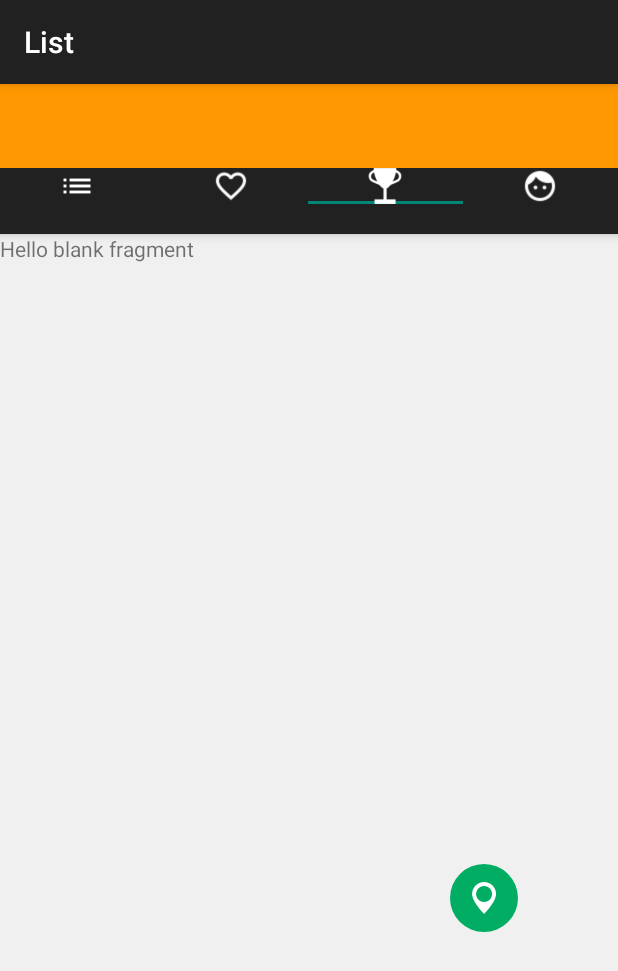
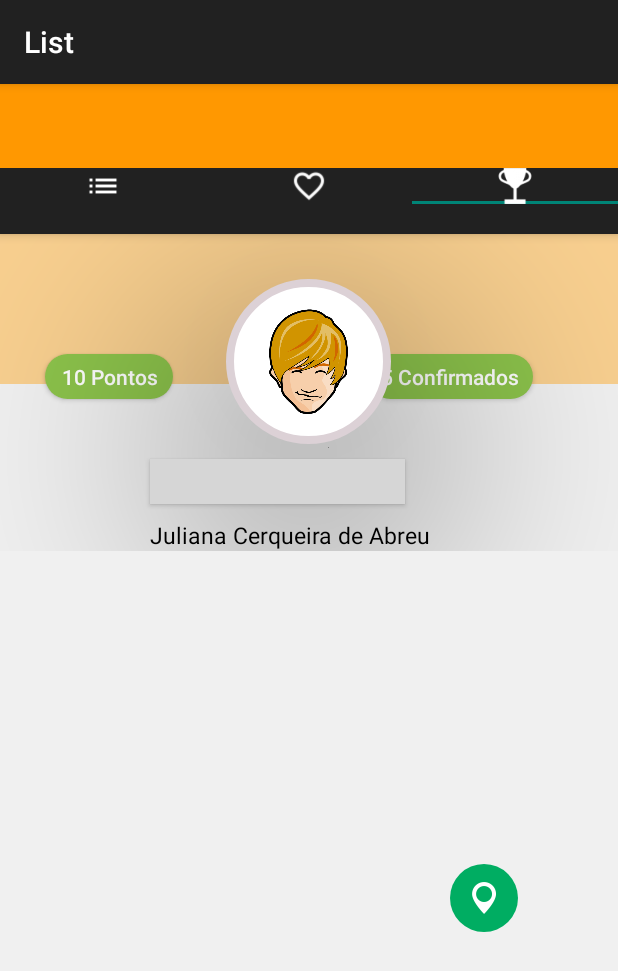
Before and after one commit to JulianaAbreu/Android-Platz, an Android app: the HomeFragment screen opened directly, with no data from a screen before it, tab 3 chosen, on a phone screen of 412 x 824 dp. Shown: the top 971 px of the screen. Run offline under Robolectric (Android 15) with nearby library versions, the light colour scheme and no system bars; our stand-ins replace CircleImageView; 3 statements that could not run were skipped; grey boxes are pictures that could not be loaded.

Commit message:
Atualizações Perfil 23-09

```diff
--- a/app/src/main/AndroidManifest.xml
+++ b/app/src/main/AndroidManifest.xml
@@ -11,6 +11,7 @@
         <uses-feature
             android:name="android.hardware.camera"
             android:required="true" />
+
 
         <activity
             android:name=".WelcomeActivity"
--- a/app/src/main/java/com/example/jaqueju/appplatz/Eventos.java
+++ b/app/src/main/java/com/example/jaqueju/appplatz/Eventos.java
@@ -3,9 +3,7 @@ package com.example.jaqueju.appplatz;
 import java.util.ArrayList;
 import java.util.List;
 
-/**
- * Created by 15153818 on 02/09/2016.
- */
+
 public class Eventos {
     String name;
     String lugar;
--- a/app/src/main/java/com/example/jaqueju/appplatz/Fragment/Curtidos.java
+++ /dev/null
@@ -1,66 +0,0 @@
-package com.example.jaqueju.appplatz.Fragment;
-
-
-import android.app.ListActivity;
-import android.content.Intent;
-import android.os.Bundle;
-import android.support.v4.app.*;
-import android.view.LayoutInflater;
-import android.view.View;
-import android.view.ViewGroup;
-import android.widget.ImageView;
-import android.widget.LinearLayout;
-import android.widget.SimpleAdapter;
-
-import com.example.jaqueju.appplatz.EventosEspecificos;
-import com.example.jaqueju.appplatz.R;
-
-import java.util.ArrayList;
-import java.util.HashMap;
-import java.util.List;
-
-/**
- * A simple {@link Fragment} subclass.
- */
-
-public class Curtidos extends android.support.v4.app.ListFragment {
-    String[] brandsNames = new String[] { "Conferência TED", "Bienal do Livro",
-            "Festival do Churros", "Culinária", "Teatro", "Show Nando Reis" };
-
-    int[] brandsImages = new int[] { R.drawable.religiao_ctg,
-            R.drawable.conference_ctg, R.drawable.teatro_ctg,
-            R.drawable.cultura_ctg, R.drawable.gastronomia_ctg, R.drawable.esporte_teste_ctg };
-
-    @Override
-    public View onCreateView(LayoutInflater inflater, ViewGroup container,
-                             Bundle savedInstanceState) {
-
-        View teste = inflater.inflate(R.layout.fragment_curtidos, container, false);
-
-        List<HashMap<String, String>> aList = new ArrayList<HashMap<String, String>>();
-
-        for (int i = 0; i < brandsNames.length; i++) {
-            HashMap<String, String> map = new HashMap<String, String>();
-            map.put("brand_names", brandsNames[i]);
-            map.put("brand_images", Integer.toString(brandsImages[i]));
-            aList.add(map);
-        }
-
-        // Keys used in Hashmap
-        String[] from = {"brand_images", "brand_names"};
-
-        // Ids of views in listview_layout
-        int[] to = { R.id.brand_image, R.id.brand_name};
-
-        // Instantiating an adapter to store each items
-        // R.layout.listview_layout defines the layout of each item
-        SimpleAdapter adapter = new SimpleAdapter(getActivity()
-                .getBaseContext(), aList, R.layout.list_single_item, from, to);
-
-        setListAdapter(adapter);
-
-
-
-        return super.onCreateView(inflater, container, savedInstanceState);
-    }
-}
--- a/app/src/main/java/com/example/jaqueju/appplatz/Fragment/HomeFragment.java
+++ b/app/src/main/java/com/example/jaqueju/appplatz/Fragment/HomeFragment.java
@@ -1,6 +1,5 @@
 package com.example.jaqueju.appplatz.Fragment;
 
-import android.content.Context;
 import android.content.Intent;
 import android.content.res.TypedArray;
 import android.graphics.Bitmap;
@@ -11,34 +10,23 @@ import android.graphics.drawable.Drawable;
 import android.os.Bundle;
 import android.support.annotation.Nullable;
 import android.support.v4.app.Fragment;
-import android.support.v7.widget.CardView;
 import android.support.v7.widget.LinearLayoutManager;
 import android.support.v7.widget.RecyclerView;
 import android.support.v7.widget.Toolbar;
-import android.util.Log;
 import android.util.TypedValue;
 import android.view.LayoutInflater;
-import android.view.Menu;
-import android.view.MenuInflater;
 import android.view.View;
 import android.view.ViewGroup;
 import android.widget.ArrayAdapter;
 import android.widget.Button;
-import android.widget.EditText;
 import android.widget.GridView;
 import android.widget.ImageView;
-import android.widget.ListView;
-import android.widget.SeekBar;
 import android.widget.TextView;
-import android.widget.Toast;
 
 import com.example.jaqueju.appplatz.CardViewModelEventos;
 import com.example.jaqueju.appplatz.EventosEspecificos;
-import com.example.jaqueju.appplatz.ImagesAdapter;
 import com.example.jaqueju.appplatz.ListaCategorias;
-import com.example.jaqueju.appplatz.LoginActivity;
 import com.example.jaqueju.appplatz.R;
-import com.example.jaqueju.appplatz.RegisterActivity;
 
 import java.util.ArrayList;
 
@@ -47,12 +35,21 @@ import java.util.ArrayList;
  */
 public class HomeFragment extends Fragment implements View.OnClickListener {
 
-    GridView gridView;
+
     String [] items;
     ArrayList<String> listItems;
     ArrayAdapter<String> adapter;
     Button btncategorias;
+GridView gridView;
 
+    String [] web = {"Esporte",
+                    "Esporte",
+                    "Esporte",
+                    "Esporte",
+                    "Esporte",
+                    "Esporte"
+
+    };
 
     ArrayList<CardViewModelEventos> listitems = new ArrayList<CardViewModelEventos>();
     RecyclerView recList;
@@ -61,12 +58,15 @@ public class HomeFragment extends Fragment implements View.OnClickListener {
     public void onCreate(@Nullable Bundle savedInstanceState) {
         super.onCreate(savedInstanceState);
         setupListItems();
+
     }
 
     @Override
     public View onCreateView(LayoutInflater inflater, ViewGroup container,
                              Bundle savedInstanceState) {
         View rootView = inflater.inflate(R.layout.fragment_cardrecycler, container, false);
+
+
 
         RecyclerView recList = (RecyclerView) rootView.findViewById(R.id.cardList);
         recList.setHasFixedSize(true);
@@ -81,6 +81,7 @@ public class HomeFragment extends Fragment implements View.OnClickListener {
 
 
 
+        /*
         final Button btnCategorias = (Button)rootView.findViewById(R.id.btnCategorias);
         btnCategorias.setOnClickListener(this);
 
@@ -98,7 +99,7 @@ public class HomeFragment extends Fragment implements View.OnClickListener {
                 //Toast.makeText(getActivity().getApplicationContext(), "Test",        Toast.LENGTH_LONG).show();
 
             }});
-
+*/
         return rootView;
     }
 
@@ -247,4 +248,6 @@ public class HomeFragment extends Fragment implements View.OnClickListener {
         final TypedArray array = getActivity().obtainStyledAttributes(typedValue.resourceId, attribute);
         return array.getColor(0, Color.MAGENTA);
     }
+
+
 }
--- a/app/src/main/java/com/example/jaqueju/appplatz/Fragment/PerfilFragment.java
+++ b/app/src/main/java/com/example/jaqueju/appplatz/Fragment/PerfilFragment.java
@@ -1,22 +1,16 @@
 package com.example.jaqueju.appplatz.Fragment;
 
 
-import android.content.Context;
 import android.content.Intent;
 import android.graphics.Bitmap;
 import android.os.Bundle;
-import android.support.design.widget.TabLayout;
 import android.support.v4.app.Fragment;
 import android.support.v4.app.FragmentTabHost;
-import android.support.v4.view.ViewPager;
-import android.support.v7.widget.Toolbar;
-import android.util.AttributeSet;
 import android.view.LayoutInflater;
 import android.view.View;
 import android.view.ViewGroup;
 import android.widget.Button;
 import android.widget.ImageView;
-import android.widget.TabHost;
 
 import com.example.jaqueju.appplatz.R;
 
@@ -38,17 +32,18 @@ public class PerfilFragment extends Fragment {
 
 
 
+
     @Override
     public View onCreateView(LayoutInflater inflater, ViewGroup container,
                              Bundle savedInstanceState) {
         View rootView =  inflater.inflate(R.layout.fragment_perfil, container, false);
 
-        mTabHost = (FragmentTabHost)rootView.findViewById(android.R.id.tabhost);
-        mTabHost.setup(getActivity(), getChildFragmentManager(),R.id.realtabcontent);
+        //mTabHost = (FragmentTabHost)rootView.findViewById(android.R.id.tabhost);
+     //   mTabHost.setup(getActivity(), getChildFragmentManager(),R.id.realtabcontent);
 
 
-        mTabHost.addTab(mTabHost.newTabSpec("Curtidos").setIndicator("Curtidos"), Curtidos.class, null);
-        mTabHost.addTab(mTabHost.newTabSpec("EventosMarcados").setIndicator("EU vou!"), EventosMarcados.class, null);
+       // mTabHost.addTab(mTabHost.newTabSpec("Curtidos").setIndicator("Curtidos"), CurtidosFragment.class, null);
+       // mTabHost.addTab(mTabHost.newTabSpec("EventosMarcados").setIndicator("EU vou!"), EventosMarcadosFragment.class, null);
 
         return rootView;
     }
--- a/app/src/main/java/com/example/jaqueju/appplatz/MyGridViewCategories.java
+++ b/app/src/main/java/com/example/jaqueju/appplatz/MyGridViewCategories.java
@@ -4,9 +4,7 @@ import android.content.Context;
 import android.util.AttributeSet;
 import android.widget.GridView;
 
-/**
- * Created by 15153818 on 16/09/2016.
- */
+
 public class MyGridViewCategories extends GridView {
     public MyGridViewCategories(Context context){
         super(context);
--- a/app/src/main/res/drawable/profile_circular_border_imageview.xml
+++ b/app/src/main/res/drawable/profile_circular_border_imageview.xml
@@ -6,7 +6,7 @@
     <solid android:color="#ffffff"/>
 
     <stroke android:width="5dp"
-        android:color="#F79223"
+        android:color="#DCD1D6"
         />
     <padding
         android:bottom="4dp"
--- a/app/src/main/res/layout/fragment_curtidos.xml
+++ b/app/src/main/res/layout/fragment_curtidos.xml
@@ -2,7 +2,7 @@
     xmlns:tools="http://schemas.android.com/tools"
     android:layout_width="match_parent"
     android:layout_height="match_parent"
-    tools:context="com.example.jaqueju.appplatz.Fragment.Curtidos"
+    tools:context=".Fragment.CurtidosFragment"
     android:background="#E0E0E0"
     >
 
--- a/app/src/main/res/layout/fragment_eventos_marcados.xml
+++ b/app/src/main/res/layout/fragment_eventos_marcados.xml
@@ -2,7 +2,7 @@
     xmlns:tools="http://schemas.android.com/tools"
     android:layout_width="match_parent"
     android:layout_height="match_parent"
-    tools:context="com.example.jaqueju.appplatz.Fragment.EventosMarcados">
+    tools:context=".Fragment.EventosMarcadosFragment">
 
     <!-- TODO: Update blank fragment layout -->
     <TextView
--- a/app/src/main/res/layout/fragment_perfil.xml
+++ b/app/src/main/res/layout/fragment_perfil.xml
@@ -10,39 +10,23 @@
         android:layout_height="match_parent"
         tools:context="com.example.jaqueju.appplatz.Fragment.PerfilFragment">
 
-        <android.support.v4.app.FragmentTabHost
-            xmlns:android="http://schemas.android.com/apk/res/android"
-            android:id="@android:id/tabhost"
-            android:layout_marginTop="200dp"
-            android:layout_width="match_parent"
-            android:layout_height="match_parent">
 
-            <LinearLayout
-                android:orientation="vertical"
-                android:layout_width="match_parent"
-                android:layout_height="match_parent">
-
-                <FrameLayout
-                    android:id="@+id/realtabcontent"
-                    android:layout_width="match_parent"
-                    android:layout_height="0dp"
-                    android:layout_weight="1"/>
-
-            </LinearLayout>
-        </android.support.v4.app.FragmentTabHost>
         <LinearLayout
             android:id="@+id/header_cover_image"
             android:layout_width="match_parent"
-            android:layout_height="200dp"
+            android:layout_height="100dp"
             android:scaleType="centerCrop"
-            android:background="#FFFFFF"
+            android:background="#F8CF8F"
 
             android:orientation="horizontal">
+
+
+        </LinearLayout>
 
         <Button
             android:layout_width="85dp"
             android:layout_height="30dp"
-                android:layout_marginLeft="25dp"
+            android:layout_marginLeft="30dp"
             android:layout_marginTop="80dp"
             android:textAllCaps="false"
             android:text="10 Pontos"
@@ -55,11 +39,9 @@
             android:layout_width="110dp"
             android:layout_height="30dp"
             android:text="5 Confirmados"
-                android:layout_marginLeft="140dp"
+            android:layout_marginLeft="245dp"
             android:layout_marginTop="80dp"
             android:background="@drawable/style_button_trofeis"/>
-        </LinearLayout>
-
 
 
         <ImageView
@@ -68,7 +50,7 @@
             android:layout_height="110dp"
             android:layout_below="@+id/header_cover_image"
             android:layout_centerHorizontal="true"
-            android:layout_marginTop="-170dp"
+            android:layout_marginTop="-70dp"
             android:background="@drawable/profile_circular_border_imageview"
             android:elevation="100dp"
             android:padding="20dp"
@@ -77,35 +59,79 @@
             android:cropToPadding="false"
             android:clickable="true" />
 
+        <Button
+            android:layout_width="170dp"
+            android:layout_height="30dp"
+            android:textAllCaps="false"
+            android:layout_marginLeft="100dp"
+            android:text="Trocar foto do Perfil"
+            android:layout_marginTop="150dp"
+            android:background="@drawable/style_button_take_photo"
+            />
 
         <TextView
-            android:layout_marginTop="145dp"
+            android:layout_marginTop="190dp"
             android:layout_width="200dp"
-            android:layout_marginLeft="105dp"
+            android:layout_marginLeft="100dp"
             android:layout_height="wrap_content"
             android:text="Juliana Cerqueira de Abreu"
-            android:textSize="13dp"
+            android:textSize="15dp"
             android:textColor="#000000"
             />
-        <ImageView
-            android:layout_width="wrap_content"
+
+
+<!--
+<LinearLayout
+    android:layout_width="match_parent"
     android:layout_height="wrap_content"
-            android:src="@drawable/ic_map_red"
-            android:layout_marginTop="166dp"
-            android:layout_marginLeft="120dp"
+    android:background="#FFFFFF"
+    android:layout_marginTop="230dp"
+    android:paddingTop="20dp"
+
+    >
+<ImageButton
+    android:layout_width="45dp"
+    android:layout_height="44dp"
+    android:background="@drawable/style_button_perfil_likes"
+    android:layout_marginLeft="30dp"
+android:src="@drawable/ic_favorite_white_testee"
+
 
     />
+
+    <ImageButton
+        android:layout_width="45dp"
+        android:layout_height="44dp"
+        android:background="@drawable/style_button_perfil_euvou"
+        android:layout_marginTop="64dp"
+        android:layout_marginLeft="-44dp"
+        android:src="@drawable/ic_check_white_perfil"
+        />
+
     <TextView
-            android:layout_width="wrap_content"
+        android:layout_width="match_parent"
         android:layout_height="wrap_content"
-            android:text="São Paulo, Brasil."
-            android:layout_marginTop="165dp"
-            android:layout_marginLeft="138dp"
+        android:text="Eventos Curtidos"
+        android:layout_marginTop="12dp"
+        android:layout_marginLeft="7dp"
+        android:textSize="15dp"
+        android:textColor="#000000"
+        />
+    <TextView
+        android:layout_width="match_parent"
+        android:layout_height="wrap_content"
+        android:text="Marcados Presença"
+        android:layout_marginTop="76dp"
+        android:layout_marginLeft="-276dp"
+        android:textSize="15dp"
+        android:textColor="#000000"
         />
 
 
 
-
+</LinearLayout>
+-->
     </RelativeLayout>
 
+
 </ScrollView>
```
Also changed, not shown: app/src/main/java/com/example/jaqueju/appplatz/EventosCategoriaAdapter.java (+10 -9 lines), app/src/main/java/com/example/jaqueju/appplatz/EventosCategorias.java (+8 -8 lines), app/src/main/java/com/example/jaqueju/appplatz/Fragment/EventosMarcados.java (deleted, +0 -30 lines), app/src/main/java/com/example/jaqueju/appplatz/ItemFragment.java (+1 -10 lines), app/src/main/java/com/example/jaqueju/appplatz/LoginActivity.java (+0 -7 lines), app/src/main/java/com/example/jaqueju/appplatz/MainActivity.java (+16 -8 lines), app/src/main/res/layout/fragment_cardrecycler.xml (+13 -0 lines), app/src/main/res/menu/menu_main.xml (+6 -16 lines). Lines whose indentation alone changed are shown as unchanged.
